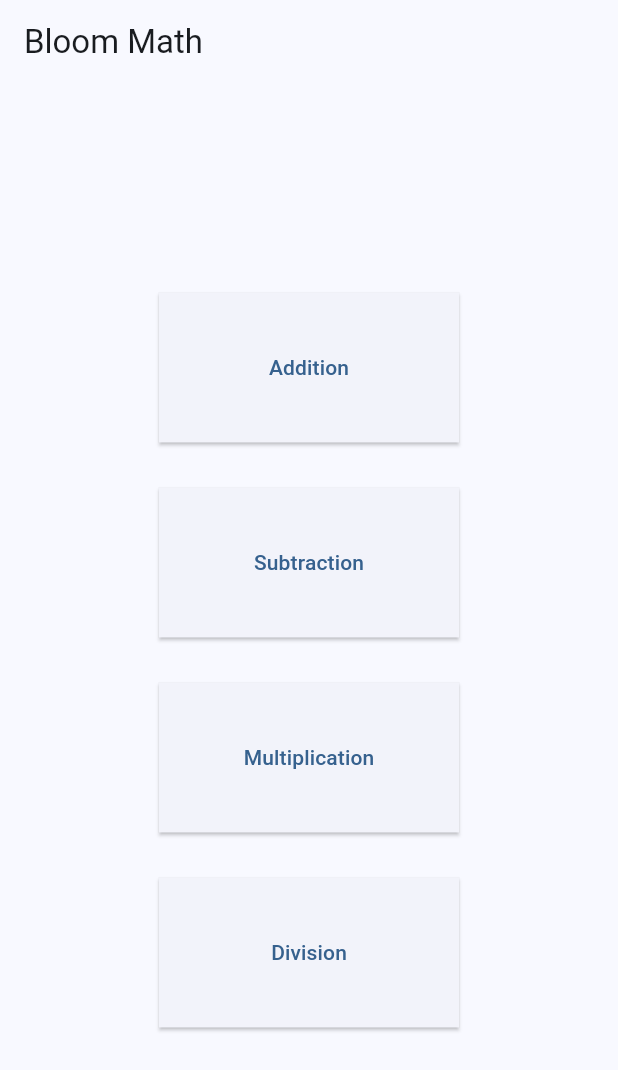
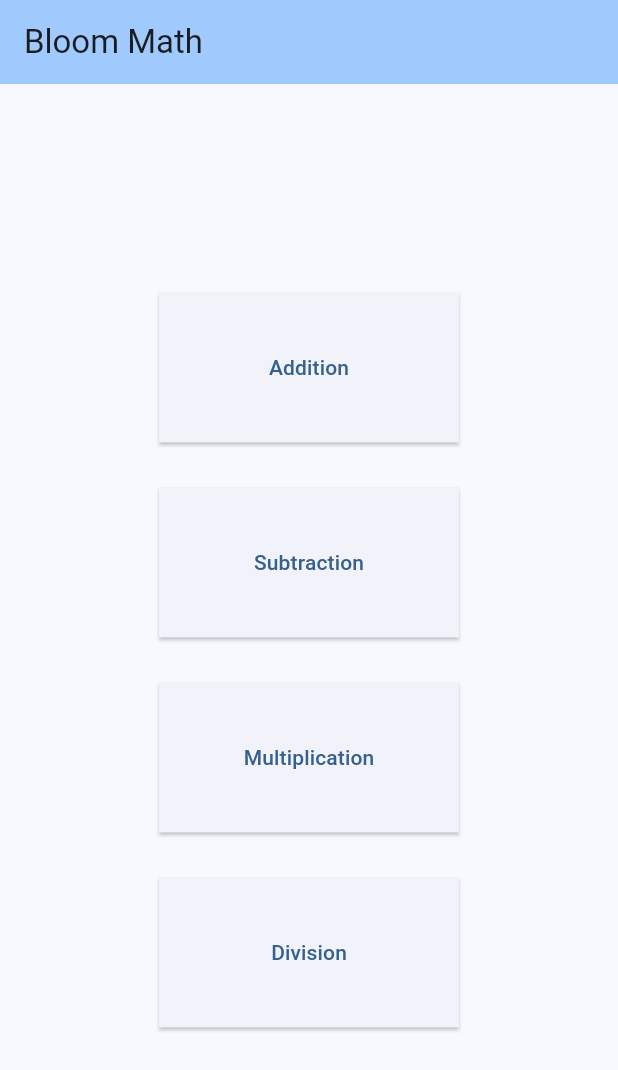
Before and after one commit to go-fireball/bloom_math, a Flutter app: the screen it shows after launch, on a phone screen of 412 x 824 dp. Shown: the top 1070 px of the screen. Run offline on Flutter 3.47's test engine with Material 3 defaults, Android fonts, the phone set to English and light mode, and no system bars.

Commit message:
Fixing appbar color

```diff
--- a/lib/home_page.dart
+++ b/lib/home_page.dart
@@ -13,7 +13,10 @@ class HomePage extends StatelessWidget {
               .zero, // Makes the edges sharp, maintaining a square shape
         ));
     return Scaffold(
-      appBar: AppBar(title: const Text('Bloom Math')),
+      appBar: AppBar(
+        title: const Text('Bloom Math'),
+        backgroundColor: Theme.of(context).colorScheme.inversePrimary,
+      ),
       body: Center(
         child: Column(
           mainAxisAlignment: MainAxisAlignment.center,
```
